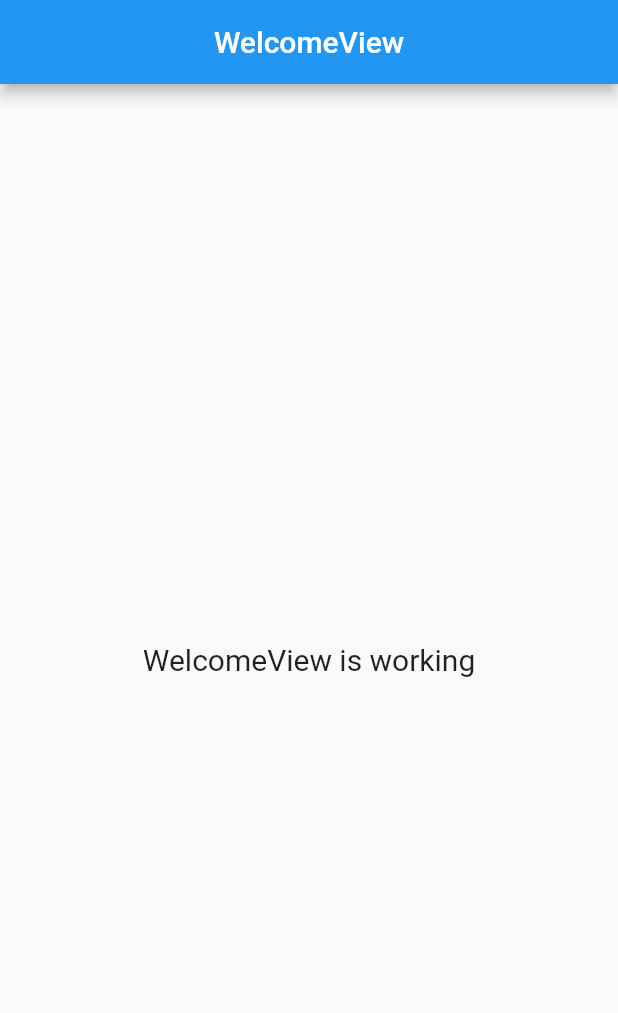
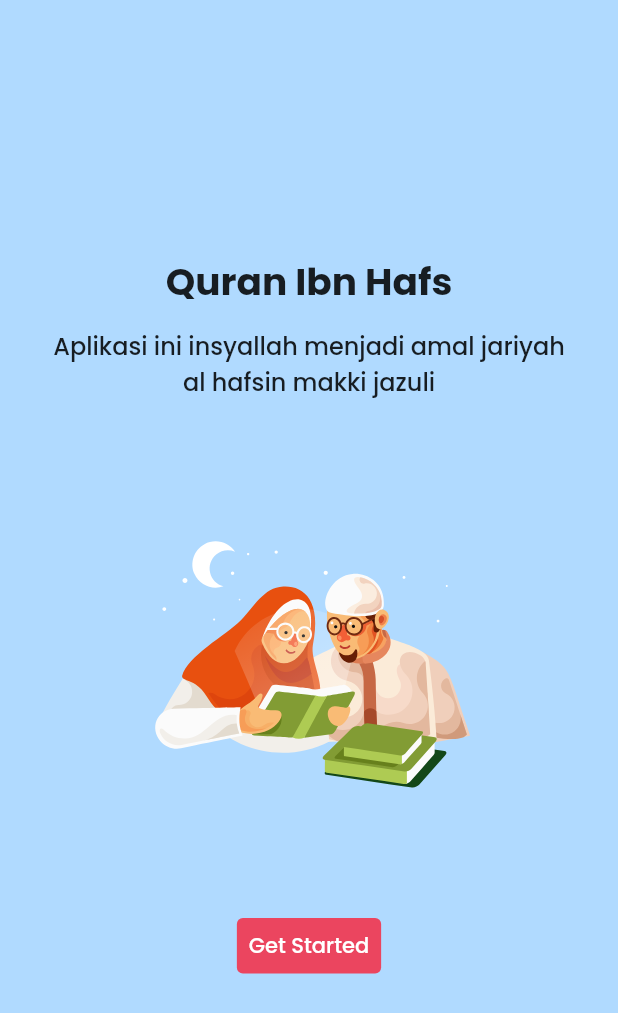
Before and after one commit to muhafs/flutter_alquran, a Flutter app: the screen it shows after launch, on a phone screen of 412 x 824 dp. Shown: the top 1013 px of the screen. Run offline on Flutter 3.47's test engine with Material 2 defaults, Android fonts, the phone set to English and light mode, and no system bars; our stand-ins replace get, google_fonts, lottie.

Commit message:
- features: slice welcome page

```diff
--- a/lib/app/modules/welcome/views/welcome_view.dart
+++ b/lib/app/modules/welcome/views/welcome_view.dart
@@ -1,6 +1,9 @@
 import 'package:flutter/material.dart';
+import 'package:flutter_alquran/app/routes/app_pages.dart';
 
 import 'package:get/get.dart';
+import 'package:google_fonts/google_fonts.dart';
+import 'package:lottie/lottie.dart';
 
 import '../controllers/welcome_controller.dart';
 
@@ -9,14 +12,54 @@ class WelcomeView extends GetView<WelcomeController> {
   @override
   Widget build(BuildContext context) {
     return Scaffold(
-      appBar: AppBar(
-        title: const Text('WelcomeView'),
-        centerTitle: true,
-      ),
-      body: const Center(
-        child: Text(
-          'WelcomeView is working',
-          style: TextStyle(fontSize: 20),
+      body: Container(
+        padding: const EdgeInsets.all(30.0),
+        alignment: Alignment.center,
+        color: const Color(0xFFB0DAFF),
+        child: Column(
+          mainAxisAlignment: MainAxisAlignment.center,
+          children: [
+            Container(
+              margin: const EdgeInsets.only(bottom: 20),
+              child: Column(
+                mainAxisAlignment: MainAxisAlignment.center,
+                children: [
+                  Text(
+                    'Quran Ibn Hafs',
+                    style: GoogleFonts.poppins(
+                      fontSize: 25,
+                      fontWeight: FontWeight.bold,
+                    ),
+                  ),
+                  const SizedBox(height: 12),
+                  Text(
+                    'Aplikasi ini insyallah menjadi amal jariyah al hafsin makki jazuli',
+                    style: GoogleFonts.poppins(
+                      fontSize: 16,
+                      fontWeight: FontWeight.w500,
+                    ),
+                    textAlign: TextAlign.center,
+                  ),
+                ],
+              ),
+            ),
+            Container(
+              width: 300,
+              height: 300,
+              margin: const EdgeInsets.only(bottom: 20),
+              child: Lottie.asset('assets/lotties/transparent_couple.json'),
+            ),
+            TextButton(
+              onPressed: () => Get.offNamed(Routes.HOME),
+              style: TextButton.styleFrom(
+                backgroundColor: const Color(0xFFEB455F),
+              ),
+              child: Text(
+                'Get Started',
+                style: GoogleFonts.poppins(color: Colors.white),
+              ),
+            ),
+          ],
         ),
       ),
     );
--- a/lib/main.dart
+++ b/lib/main.dart
@@ -7,7 +7,8 @@ import 'app/routes/app_pages.dart';
 void main() {
   runApp(
     GetMaterialApp(
-      title: "Application",
+      debugShowCheckedModeBanner: false,
+      title: "Quran Ibn Hafs",
       initialRoute: AppPages.INITIAL,
       getPages: AppPages.routes,
     ),
```
